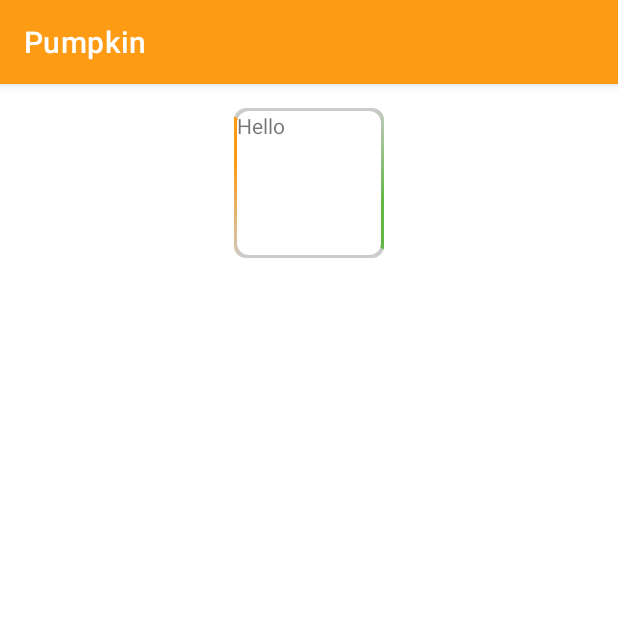
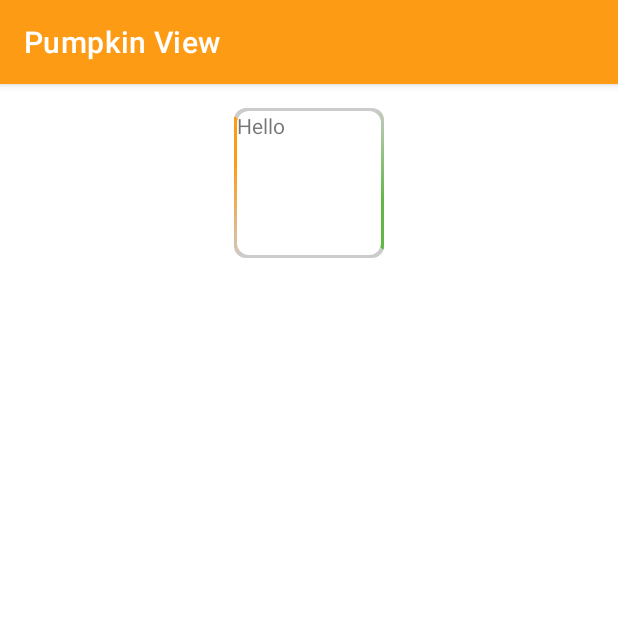
Before and after one commit to chuwuwang/open-android-view, an Android app: the MarqueeLayoutActivity screen opened directly, with no data from a screen before it, on a phone screen of 412 x 824 dp, the top half of it. Run offline under Robolectric (Android 15) with nearby library versions, the phone set to English and light mode, and no system bars.

Commit message:
feat: change App name

```diff
--- a/app/src/main/java/com/cat/view/customize/container/MarqueeLayout.kt
+++ b/app/src/main/java/com/cat/view/customize/container/MarqueeLayout.kt
@@ -20,8 +20,8 @@ import com.cat.view.touch.dp
 
 class MarqueeLayout @JvmOverloads constructor(
     context: Context,
-    attrs: AttributeSet? = null,
-    defStyleAttr: Int = 0
+    attrs: AttributeSet ? = null,
+    defStyleAttr: Int = 0,
 ) : LinearLayout(context, attrs, defStyleAttr) {
 
     private var endColor = 0
@@ -44,12 +44,12 @@ class MarqueeLayout @JvmOverloads constructor(
         clipToOutline = true
         val attributes = context.obtainStyledAttributes(attrs, R.styleable.MarqueeLayout)
         try {
-            endColor = attributes.getColor(R.styleable.MarqueeLayout_marquee_end_color, Color.BLUE)
-            startColor = attributes.getColor(R.styleable.MarqueeLayout_marquee_start_color, Color.BLUE)
-            middleColor = attributes.getColor(R.styleable.MarqueeLayout_marquee_middle_color, Color.WHITE)
+            endColor = attributes.getColor(R.styleable.MarqueeLayout_marquee_endColor, Color.BLUE)
+            startColor = attributes.getColor(R.styleable.MarqueeLayout_marquee_startColor, Color.BLUE)
+            middleColor = attributes.getColor(R.styleable.MarqueeLayout_marquee_middleColor, Color.WHITE)
             duration = attributes.getInt(R.styleable.MarqueeLayout_marquee_duration, 3000)
-            borderWidth = attributes.getDimension(R.styleable.MarqueeLayout_marquee_border_width, 4.dp)
-            borderRadius = attributes.getDimension(R.styleable.MarqueeLayout_marquee_border_radius, 8.dp)
+            borderWidth = attributes.getDimension(R.styleable.MarqueeLayout_marquee_borderWidth, 4.dp)
+            borderRadius = attributes.getDimension(R.styleable.MarqueeLayout_marquee_borderRadius, 8.dp)
         } finally {
             attributes.recycle()
         }
@@ -59,6 +59,7 @@ class MarqueeLayout @JvmOverloads constructor(
     }
 
     private val paint = Paint(Paint.ANTI_ALIAS_FLAG)
+
     private val rectF by lazy {
         val left = 0f + borderWidth / 2f
         val top = 0f + borderWidth / 2f
@@ -68,27 +69,11 @@ class MarqueeLayout @JvmOverloads constructor(
     }
 
     private val gradientStartColor by lazy {
-        LinearGradient(
-            width * 1f,
-            height / 2f,
-            width * 1f,
-            height * 1f,
-            intArrayOf(Color.TRANSPARENT, startColor),
-            floatArrayOf(0f, 0.9f),
-            Shader.TileMode.CLAMP
-        )
+        LinearGradient(width * 1f, height / 2f, width * 1f, height * 1f, intArrayOf(Color.TRANSPARENT, startColor), floatArrayOf(0f, 0.9f), Shader.TileMode.CLAMP)
     }
 
     private val gradientEndColor by lazy {
-        LinearGradient(
-            width / 2f,
-            height / 2f,
-            width / 2f,
-            0f,
-            intArrayOf(Color.TRANSPARENT, endColor),
-            floatArrayOf(0f, 0.9f),
-            Shader.TileMode.CLAMP
-        )
+        LinearGradient(width / 2f, height / 2f, width / 2f, 0f, intArrayOf(Color.TRANSPARENT, endColor), floatArrayOf(0f, 0.9f), Shader.TileMode.CLAMP)
     }
 
     private val animator by lazy {
--- a/app/src/main/java/com/cat/view/ui/MainActivity.kt
+++ b/app/src/main/java/com/cat/view/ui/MainActivity.kt
@@ -68,13 +68,13 @@ class MainActivity : AppCompatActivity() {
         private fun gotoFeature(item: Article, position: Int) {
             if (item.text == "Text View") {
                 openActivity<TextActivity>()
-            } else if (item.text == "Custom View 1-1 Drawing Basics") {
-                openActivity<Draw1Activity>()
             } else if (item.text == "Container Layout") {
                 openActivity<ContainerActivity>()
             } else if (position == 1) {
                 val intent = Intent(baseContext, AnimationActivity::class.java)
                 startActivity(intent)
+            } else if (item.text == "Custom View 1-1 Drawing Basics") {
+                openActivity<Draw1Activity>()
             }
         }
 
--- a/app/src/main/res/layout/activity_container_marquee_layout.xml
+++ b/app/src/main/res/layout/activity_container_marquee_layout.xml
@@ -12,8 +12,8 @@
         android:layout_marginTop="16dp"
         android:background="#CCCCCC"
         android:orientation="vertical"
-        app:marquee_end_color="@color/colorPrimary"
-        app:marquee_start_color="@color/colorAccent">
+        app:marquee_endColor="@color/colorPrimary"
+        app:marquee_startColor="@color/colorAccent">
 
         <TextView
             android:layout_width="wrap_content"
--- a/app/src/main/res/values/strings.xml
+++ b/app/src/main/res/values/strings.xml
@@ -1,5 +1,5 @@
 <resources>
 
-    <string name="app_name">Pumpkin</string>
+    <string name="app_name">Pumpkin View</string>
 
 </resources>
```
Also changed, not shown: app/src/main/res/values/attrs.xml (+5 -5 lines).
